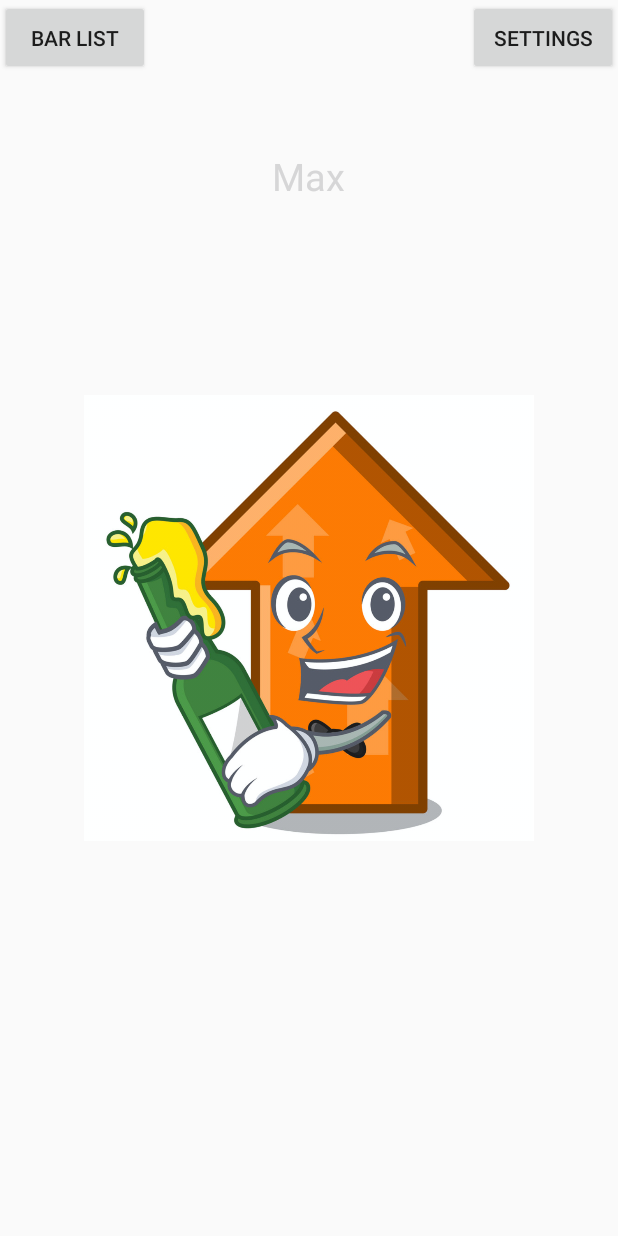
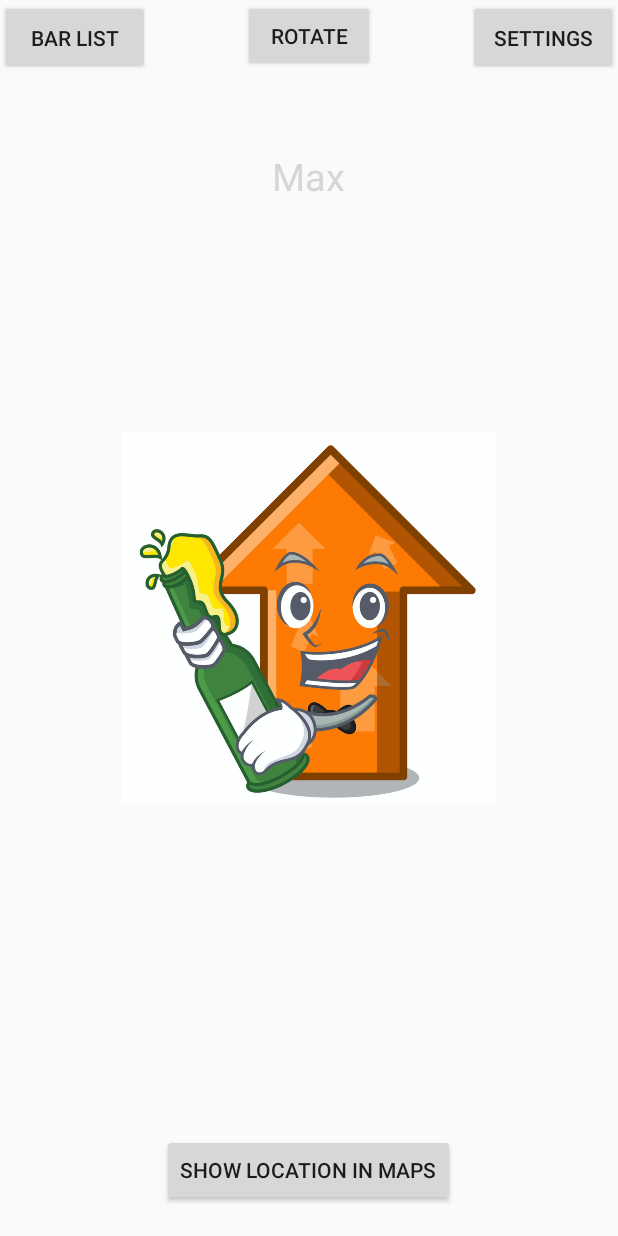
Before and after one commit to AndersSkov/BarFinder, an Android app: the screen it shows after launch (Compass), on a phone screen of 412 x 824 dp. Run offline under Robolectric (Android 15) with nearby library versions, the phone set to English and light mode, and no system bars; our stand-ins replace Firebase (no records; nobody signed in at launch, a user with empty details on screens opened directly); libraries missing offline, so code that uses them is left out: com.karumi.dexter; 1 statement that could not run was skipped.

Commit message:
før nyt rotate forsøg

```diff
--- a/app/src/main/java/com/example/barfinder/Compass.java
+++ b/app/src/main/java/com/example/barfinder/Compass.java
@@ -46,25 +46,31 @@ import java.util.Map;
 
 public class Compass extends AppCompatActivity implements SensorEventListener {
 
-    Button settingsButton, barListButton;
+    Button settingsButton, barListButton, rotateButton, showInMapsButton;
     TextView nearestBar;
     ImageView arrow;
 
     static Compass instance;
 
-    HashMap<String, Double> distances = new HashMap<>();
+    HashMap<String, Double> distancesHashMap = new HashMap<>();
+    HashMap<String, Pair> latiLongiHashMap = new HashMap<>();
     Location myLocation, destination;
     LocationRequest locationRequest;
     FusedLocationProviderClient fusedLocationProviderClient;
 
     SensorManager mSensorManager;
+    Sensor mGyroscope, mAccSensor;
+
+    String nameOfClosestBar;
 
     @Override
     protected void onCreate(Bundle savedInstanceState) {
         super.onCreate(savedInstanceState);
         setContentView(R.layout.activity_compass);
 
-
+        mSensorManager = (SensorManager) getSystemService(SENSOR_SERVICE);
+        mGyroscope = mSensorManager.getDefaultSensor(Sensor.TYPE_GYROSCOPE);
+        mAccSensor = mSensorManager.getDefaultSensor(Sensor.TYPE_ACCELEROMETER);
 
         Dexter.withActivity(this).withPermission(Manifest.permission.ACCESS_COARSE_LOCATION).withListener(new PermissionListener() {
             @Override
@@ -103,6 +109,26 @@ public class Compass extends AppCompatActivity implements SensorEventListener {
             public void onClick(View view) {
                 Intent intent = new Intent(Compass.this, BarList.class);
                 startActivity(intent);
+            }
+        });
+
+        rotateButton = findViewById(R.id.rotateButton);
+        rotateButton.setOnClickListener(new View.OnClickListener() {
+            @Override
+            public void onClick(View view) {
+                rotateImageView(arrow, R.drawable.beer_arrow, 90);
+            }
+        });
+
+        showInMapsButton = findViewById(R.id.showInMapsButton);
+        showInMapsButton.setOnClickListener(new View.OnClickListener() {
+            @Override
+            public void onClick(View view) {
+                try{
+
+                } catch (Exception e){
+
+                }
             }
         });
 
@@ -158,21 +184,26 @@ public class Compass extends AppCompatActivity implements SensorEventListener {
         myDistance(new DistanceCallback() {
             @Override
             public void onCallback(HashMap<String, Double> values) {
-                String name = "Max";
+                nameOfClosestBar = "Max";
                 double distance = -1;
                 for (Map.Entry<String, Double> entry : values.entrySet()) {
                     if (distance == -1 || entry.getValue() < distance) {
                         distance = entry.getValue();
-                        name = entry.getKey();
+                        nameOfClosestBar = entry.getKey();
                     }
                 }
-                nearestBar.setText(name);
+                nearestBar.setText(nameOfClosestBar);
             }
         }, new LatiLongiCallback() {
             @Override
-            public void onCallback(double lati, double longi) {
-                destination.setLatitude(lati);
-                destination.setLongitude(longi);
+            public void onCallback(HashMap<String, Pair> values) {
+                for (Map.Entry<String, Pair> entry : values.entrySet()) {
+                    if(entry.getKey().equals(nameOfClosestBar)){
+                        destination.setLatitude((Double) entry.getValue().getLati());
+                        destination.setLongitude((Double) entry.getValue().getLongi());
+                    }
+                }
+
             }
         });
     }
@@ -182,7 +213,7 @@ public class Compass extends AppCompatActivity implements SensorEventListener {
         mRef.addValueEventListener(new ValueEventListener() {
             @Override
             public void onDataChange(@NonNull DataSnapshot dataSnapshot) {
-                distances.clear();
+                distancesHashMap.clear();
                 final int R = 6371; // Radius of the earth
 
                 for(DataSnapshot d : dataSnapshot.getChildren()){
@@ -196,10 +227,11 @@ public class Compass extends AppCompatActivity implements SensorEventListener {
                     double distance = R * c * 1000; // convert to meters
                     distance = Math.pow(distance, 2);
 
-                    distances.put(d.child("Name").getValue(String.class), distance);
+                    distancesHashMap.put(d.child("Name").getValue(String.class), distance);
+                    latiLongiHashMap.put(d.child("Name").getValue(String.class), new Pair(d.child("Latitude").getValue(Double.class), d.child("Longitude").getValue(Double.class)));
                 }
-                distanceCallback.onCallback(distances);
-                latiLongiCallback.onCallback(56, 10);
+                distanceCallback.onCallback(distancesHashMap);
+                latiLongiCallback.onCallback(latiLongiHashMap);
             }
 
             @Override
@@ -231,7 +263,7 @@ public class Compass extends AppCompatActivity implements SensorEventListener {
 
         //imageView.setImageBitmap( rotatedBitmap );
         imageView.setImageDrawable(new BitmapDrawable(getResources(), rotatedBitmap));
-        imageView.setScaleType( ImageView.ScaleType.CENTER );
+        //imageView.setScaleType( ImageView.ScaleType.CENTER );
     }
 
     //SensorEventListener
@@ -273,4 +305,16 @@ public class Compass extends AppCompatActivity implements SensorEventListener {
     public void onAccuracyChanged(Sensor sensor, int i) {
 
     }
+
+    @Override
+    protected void onResume() {
+        super.onResume();
+        mSensorManager.registerListener(this, mAccSensor, SensorManager.SENSOR_DELAY_NORMAL);
+    }
+
+    @Override
+    protected void onPause() {
+        super.onPause();
+        mSensorManager.unregisterListener(this, mAccSensor);
+    }
 }
--- a/app/src/main/java/com/example/barfinder/LatiLongiCallback.java
+++ b/app/src/main/java/com/example/barfinder/LatiLongiCallback.java
@@ -1,5 +1,7 @@
 package com.example.barfinder;
 
+import java.util.HashMap;
+
 public interface LatiLongiCallback {
-    void onCallback(double lati, double longi);
+    void onCallback(HashMap<String, Pair> values);
 }
--- a/app/src/main/res/layout/activity_compass.xml
+++ b/app/src/main/res/layout/activity_compass.xml
@@ -35,10 +35,27 @@
 
     <ImageView
         android:id="@+id/arrow"
-        android:layout_width="300dp"
-        android:layout_height="300dp"
+        android:layout_width="250dp"
+        android:layout_height="250dp"
         android:src="@drawable/beer_arrow"
         android:layout_centerHorizontal="true"
         android:layout_centerVertical="true">
     </ImageView>
+
+    <Button
+        android:id="@+id/rotateButton"
+        android:layout_width="wrap_content"
+        android:layout_height="wrap_content"
+        android:layout_centerHorizontal="true"
+        android:text="Rotate">
+    </Button>
+
+    <Button
+        android:id="@+id/showInMapsButton"
+        android:layout_width="wrap_content"
+        android:layout_height="wrap_content"
+        android:text="Show location in maps"
+        android:layout_centerHorizontal="true"
+        android:layout_alignParentBottom="true"
+        android:layout_marginBottom="20dp" />
 </RelativeLayout>
```
Also changed, not shown: app/src/main/java/com/example/barfinder/Pair.java (added, +30 -0 lines).
